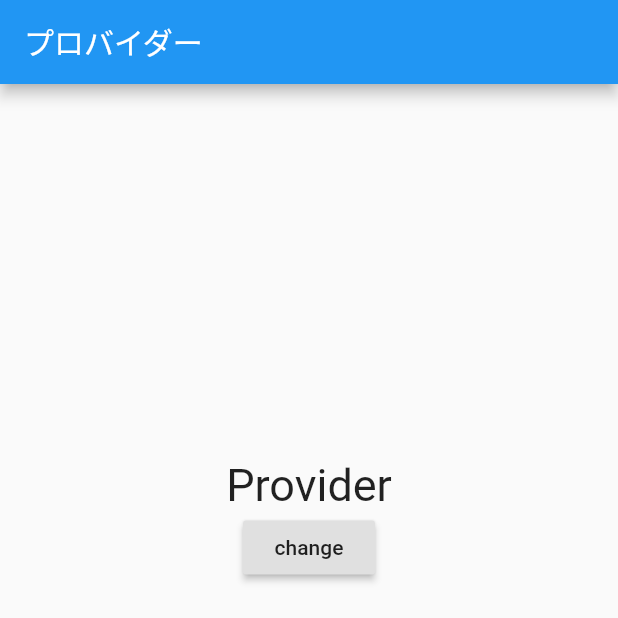
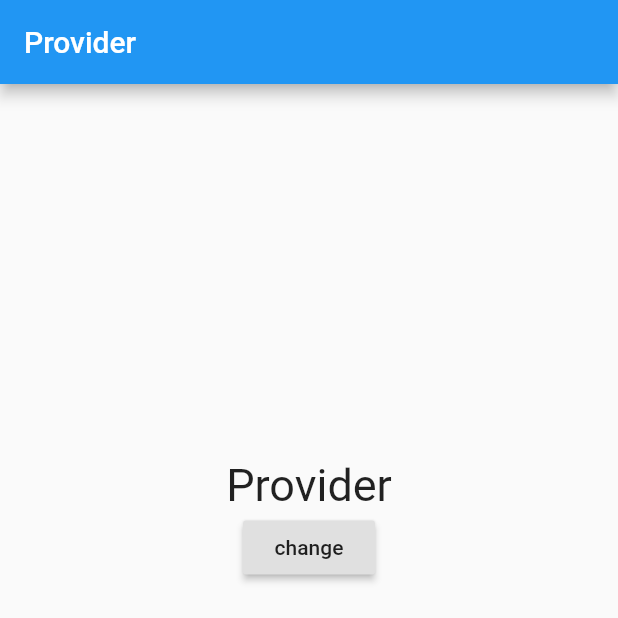
Before and after one commit to TaishiU/flutter-provider-test, a Flutter app: the screen it shows after launch, on a phone screen of 412 x 824 dp, the top half of it. Run offline on Flutter 3.47's test engine with Material 2 defaults, Android fonts, the phone set to English and light mode, and no system bars.

Commit message:
third commit

```diff
--- a/lib/main.dart
+++ b/lib/main.dart
@@ -12,7 +12,7 @@ class MyApp extends StatelessWidget {
       debugShowCheckedModeBanner: false,
       home: Scaffold(
         appBar: AppBar(
-          title: Text('プロバイダー'),
+          title: Text('Provider'),
         ),
         body: Center(
           child: Column(
```
